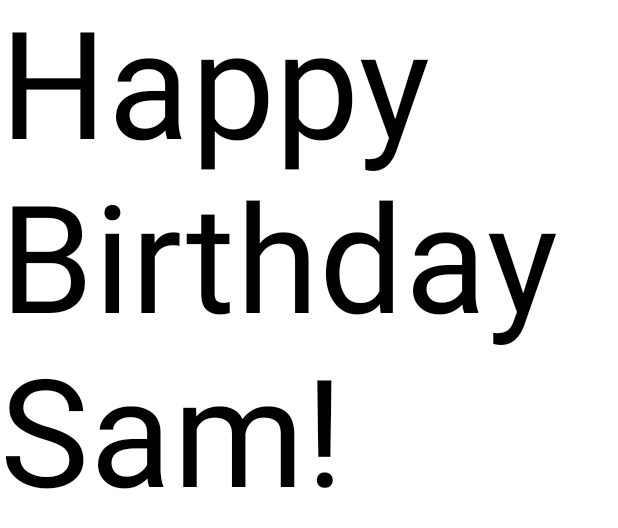
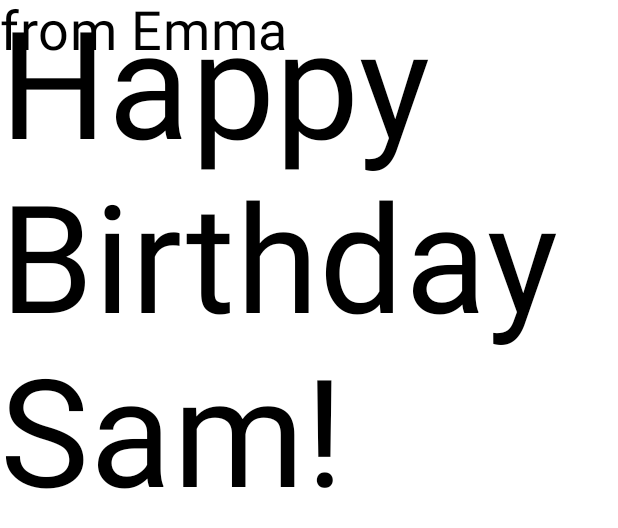
Before and after one commit to jusancc/HappyBirthday, an Android app built with Jetpack Compose: the @Preview function BirthdayCardPreview, on a phone screen of 412 x 824 dp. Shown: the top 528 px of the screen. Run offline under Robolectric (Android 15) with nearby library versions, the phone set to English and light mode, and no system bars.

Commit message:
leccion 3 paso 7

```diff
--- a/app/src/main/java/com/example/happybirthday/MainActivity.kt
+++ b/app/src/main/java/com/example/happybirthday/MainActivity.kt
@@ -30,16 +30,18 @@ class MainActivity : ComponentActivity() {
 }
 
 @Composable
-fun GreetingText(message : String, modifier : Modifier = Modifier) {
+fun GreetingText(message : String,from : String , modifier : Modifier = Modifier) {
     Text(text = message,
         fontSize = 100.sp,
         lineHeight = 116.sp)
+    Text(text = from,
+        fontSize = 36.sp)
 }
 
 @Preview(showBackground = true)
 @Composable
 fun BirthdayCardPreview() {
     HappyBirthdayTheme {
-        GreetingText(message = "Happy Birthday Sam!")
+        GreetingText(message = "Happy Birthday Sam!", from = "from Emma")
     }
 }
```
